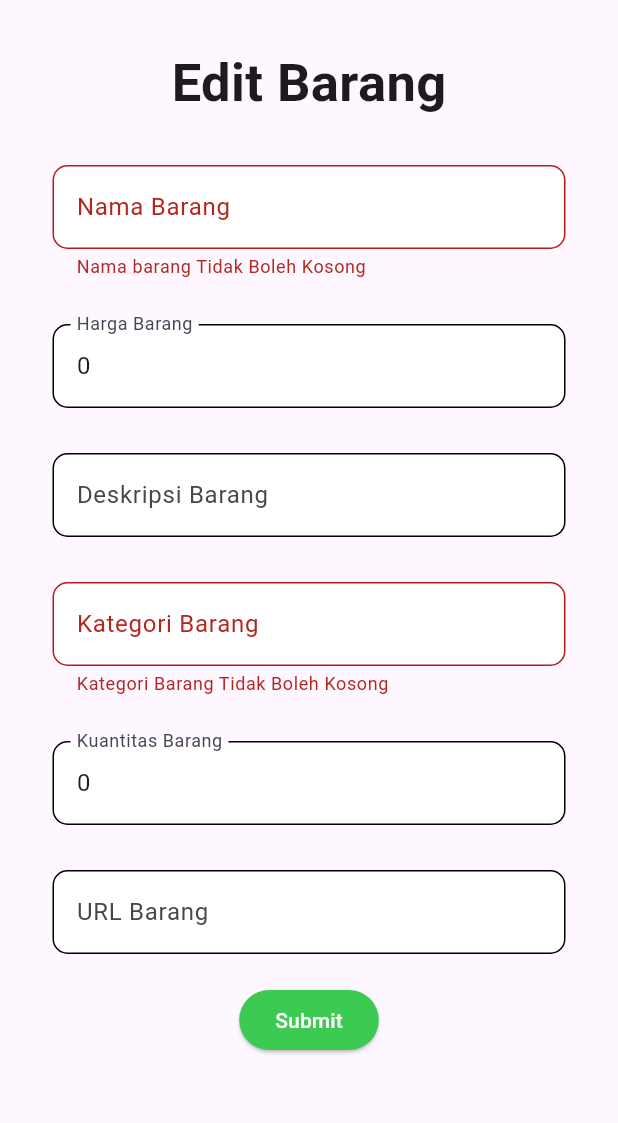
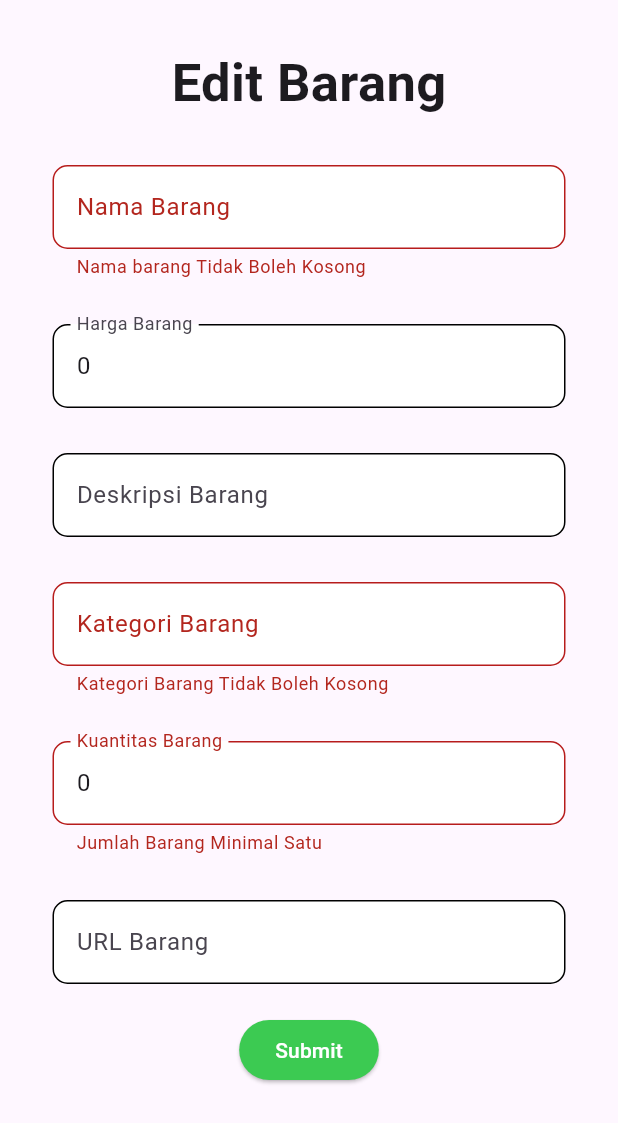
Before and after one commit to naufal-alwi-p/daftar-belanja-app, a Flutter app: the EditDetailBarangForm screen opened directly with empty values, after a tap on "Submit", on a phone screen of 412 x 824 dp. Shown: the top 1123 px of the screen. Run offline on Flutter 3.47's test engine with Material 3 defaults, Android fonts, the phone set to English and light mode, and no system bars; our stand-ins replace string_validator; missing offline and left inert: crypt, mysql1; statements that could not run were skipped.

Commit message:
1. Mengubah Nama Aplikasi Saat di-build 2. Mengubah Logo Aplikasi 3. Sedikit Menambahkan Validasi Ketika Meng-input Kuantitas Barang 4. Membuat aplikasi hasil compile di android dapat menggunakan internet 5. Menambahkan package flutter_launcher_icons agar mempermudah mengubah logo aplikasi

```diff
--- a/lib/view/CommonUser/detail_produk_seller.dart
+++ b/lib/view/CommonUser/detail_produk_seller.dart
@@ -209,6 +209,10 @@ class _DetailProdukSellerState extends State<DetailProdukSeller> {
                             validator: (value) {
                               if (!validator.isNumeric(value!)) {
                                 return 'Isi dengan Angka';
+                              } else if (int.parse(value) < 1) {
+                                return 'Jumlah Barang Minimal Satu';
+                              } else if (int.parse(value) > dataBarang['Kuantitas']) {
+                                return 'Stok Tidak Cukup';
                               } else {
                                 return null;
                               }
--- a/lib/view/edit_detail_barang_form.dart
+++ b/lib/view/edit_detail_barang_form.dart
@@ -208,6 +208,8 @@ class _EditDetailBarangFormState extends State<EditDetailBarangForm> {
                           validator: (value) {
                             if (!validator.isNumeric(value!)) {
                               return 'Isi dengan Angka';
+                            } else if (int.parse(value) < 1) {
+                              return 'Jumlah Barang Minimal Satu';
                             } else {
                               return null;
                             }
--- a/lib/view/tambah_barang_form.dart
+++ b/lib/view/tambah_barang_form.dart
@@ -195,6 +195,8 @@ class _TambahBarangFormState extends State<TambahBarangForm> {
                           validator: (value) {
                             if (!validator.isNumeric(value!)) {
                               return 'Isi dengan Angka';
+                            } else if (int.parse(value) < 1) {
+                              return 'Jumlah Barang Minimal Satu';
                             } else {
                               return null;
                             }
```
Also changed, not shown: pubspec.yaml (+7 -0 lines), assets/icon/icon.png (added), pubspec.lock, 28 other files.
